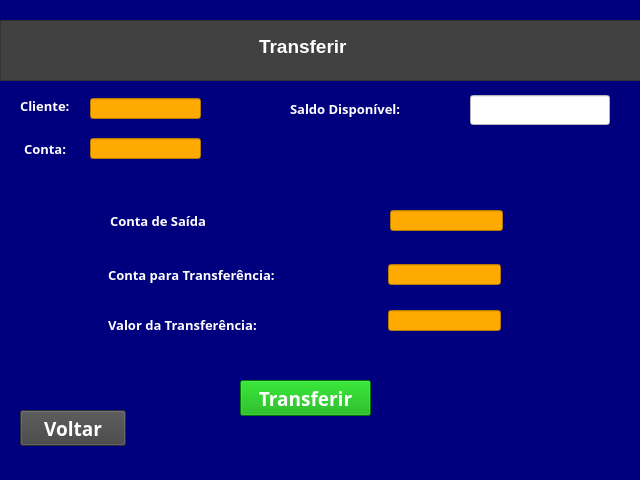
Qt form Projeto_Conta/telas/transferir.ui (elievelton/Git) before a commit.
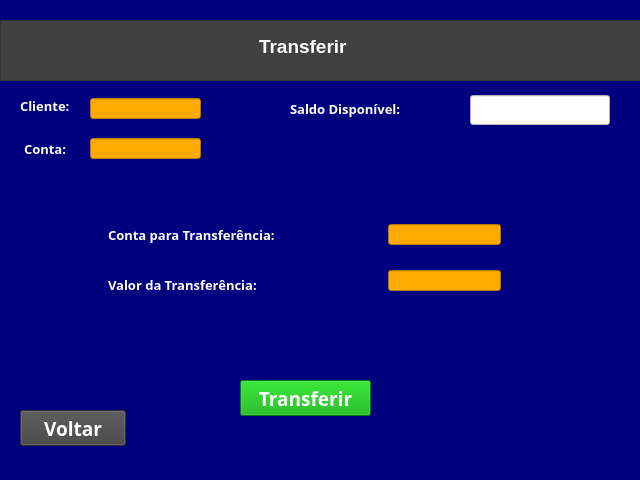
The same form after that commit.

The edit to the form file:
```diff
--- a/Projeto_Conta/telas/transferir.ui
+++ b/Projeto_Conta/telas/transferir.ui
@@ -21,7 +21,7 @@
     <property name="geometry">
      <rect>
       <x>108</x>
-      <y>265</y>
+      <y>225</y>
       <width>271</width>
       <height>20</height>
      </rect>
@@ -46,7 +46,7 @@
     <property name="geometry">
      <rect>
       <x>108</x>
-      <y>315</y>
+      <y>275</y>
       <width>261</width>
       <height>20</height>
      </rect>
@@ -121,7 +121,7 @@
     <property name="geometry">
      <rect>
       <x>388</x>
-      <y>264</y>
+      <y>224</y>
       <width>113</width>
       <height>21</height>
      </rect>
@@ -135,7 +135,7 @@
     <property name="geometry">
      <rect>
       <x>388</x>
-      <y>310</y>
+      <y>270</y>
       <width>113</width>
       <height>21</height>
      </rect>
@@ -338,45 +338,6 @@
      <string/>
     </property>
    </widget>
-   <widget class="QLabel" name="label_4">
-    <property name="geometry">
-     <rect>
-      <x>110</x>
-      <y>211</y>
-      <width>271</width>
-      <height>20</height>
-     </rect>
-    </property>
-    <property name="font">
-     <font>
-      <family>Noto Sans</family>
-      <pointsize>10</pointsize>
-      <weight>75</weight>
-      <italic>false</italic>
-      <bold>true</bold>
-     </font>
-    </property>
-    <property name="styleSheet">
-     <string notr="true">color: rgb(255, 255, 255);</string>
-    </property>
-    <property name="text">
-     <string>Conta de Saída</string>
-    </property>
-   </widget>
-   <widget class="QLineEdit" name="lineEdit_3">
-    <property name="geometry">
-     <rect>
-      <x>390</x>
-      <y>210</y>
-      <width>113</width>
-      <height>21</height>
-     </rect>
-    </property>
-    <property name="styleSheet">
-     <string notr="true">background-color: rgb(255, 170, 0);
-color: rgb(0, 0, 0);</string>
-    </property>
-   </widget>
   </widget>
   <widget class="QStatusBar" name="statusbar"/>
  </widget>
```
